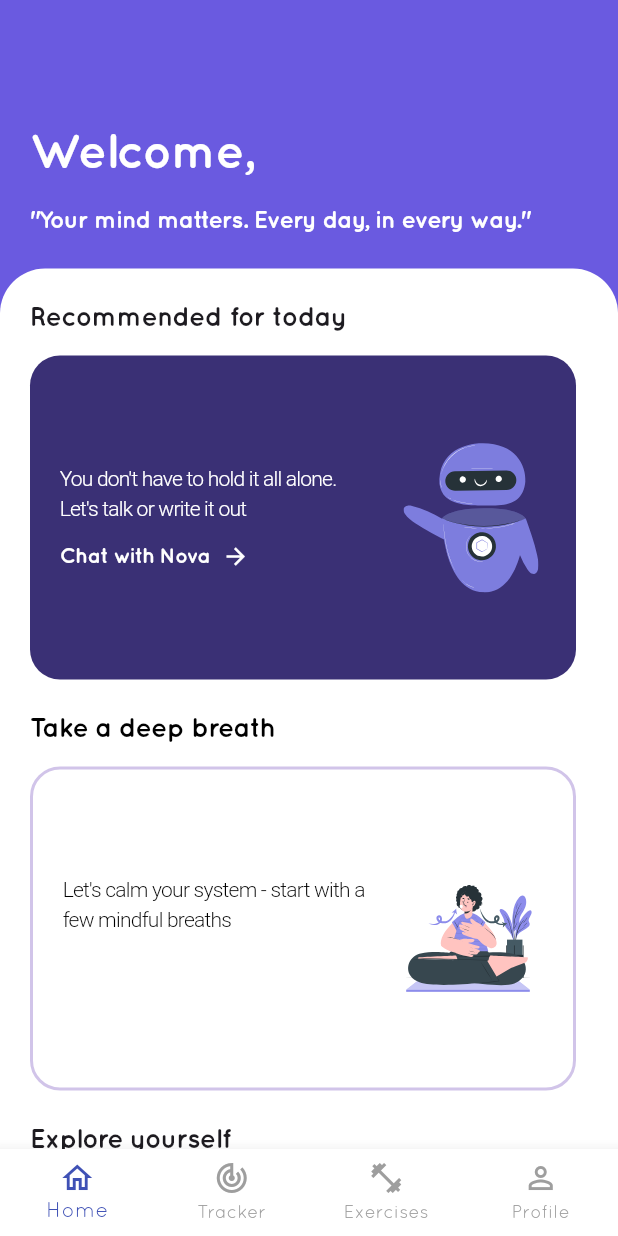
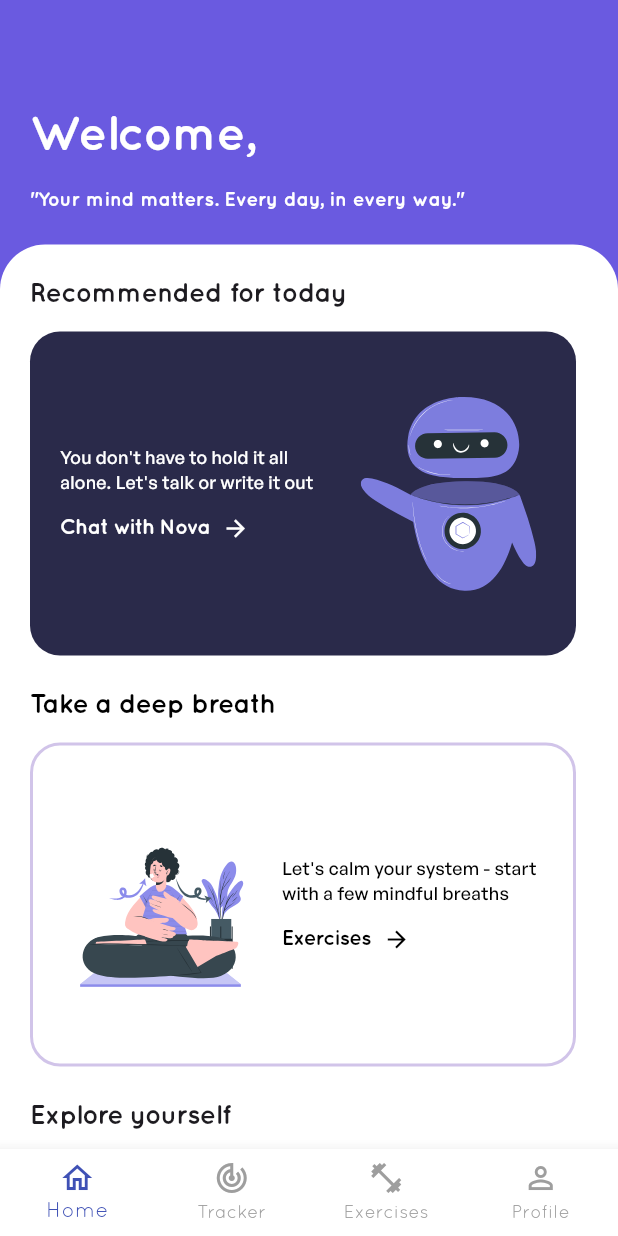
Before and after one commit to saifahmeddd/Moodie, a Flutter app: the HomePage screen opened by its route, on a phone screen of 412 x 824 dp. Run offline on Flutter 3.47's test engine with Material 3 defaults, Android fonts, the phone set to English and light mode, and no system bars; our stand-ins replace cloud_firestore, firebase_auth, firebase_core, flutter_dotenv, flutter_svg; missing offline and left inert: gif_view; accounts and stored records are empty; project files that could hold a hidden picture were left out.

Commit message:
fix home page svgs + fonts

```diff
--- a/lib/screens/home_page.dart
+++ b/lib/screens/home_page.dart
@@ -125,6 +125,12 @@ class _HomeScreenContentState extends State<HomeScreenContent> {
     required TextStyle textStyle,
     BoxBorder? border,
   }) {
+    final bool isBreathingTile =
+        label == 'Exercises' && svgPath == 'assets/images/meditation.svg';
+    final bool isJournalingTile =
+        label == 'Journaling' && svgPath == 'assets/images/writing.svg';
+    final bool isPromptsTile =
+        label == 'Prompts' && svgPath == 'assets/images/prompt.svg';
     return SizedBox(
       width: 364,
       height: 236,
@@ -138,8 +144,12 @@ class _HomeScreenContentState extends State<HomeScreenContent> {
           ),
           padding: const EdgeInsets.all(20.0),
           margin: const EdgeInsets.only(bottom: 20),
-          child: Row(
+          child:
+              isBreathingTile
+                  ? Row(
                     children: [
+                      SvgPicture.asset(svgPath, height: 130, width: 130),
+                      const SizedBox(width: 16),
                       Expanded(
                         child: Column(
                           crossAxisAlignment: CrossAxisAlignment.start,
@@ -153,7 +163,7 @@ class _HomeScreenContentState extends State<HomeScreenContent> {
                                   label,
                                   style: const TextStyle(
                                     fontWeight: FontWeight.bold,
-                            color: Colors.white,
+                                    color: Colors.black,
                                     fontSize: 14,
                                     letterSpacing: -0.5,
                                   ),
@@ -161,7 +171,82 @@ class _HomeScreenContentState extends State<HomeScreenContent> {
                                 const SizedBox(width: 8),
                                 const Icon(
                                   Icons.arrow_forward,
-                          color: Colors.white,
+                                  color: Colors.black,
+                                  size: 18,
+                                ),
+                              ],
+                            ),
+                          ],
+                        ),
+                      ),
+                    ],
+                  )
+                  : isPromptsTile
+                  ? Row(
+                    children: [
+                      SvgPicture.asset(svgPath, height: 130, width: 130),
+                      const SizedBox(width: 16),
+                      Expanded(
+                        child: Column(
+                          crossAxisAlignment: CrossAxisAlignment.start,
+                          mainAxisAlignment: MainAxisAlignment.center,
+                          children: [
+                            Text(text, style: textStyle),
+                            const SizedBox(height: 12),
+                            Row(
+                              children: [
+                                Text(
+                                  label,
+                                  style: const TextStyle(
+                                    fontWeight: FontWeight.bold,
+                                    color: Colors.black,
+                                    fontSize: 14,
+                                    letterSpacing: -0.5,
+                                  ),
+                                ),
+                                const SizedBox(width: 8),
+                                const Icon(
+                                  Icons.arrow_forward,
+                                  color: Colors.black,
+                                  size: 18,
+                                ),
+                              ],
+                            ),
+                          ],
+                        ),
+                      ),
+                    ],
+                  )
+                  : Row(
+                    children: [
+                      Expanded(
+                        child: Column(
+                          crossAxisAlignment: CrossAxisAlignment.start,
+                          mainAxisAlignment: MainAxisAlignment.center,
+                          children: [
+                            Text(text, style: textStyle),
+                            const SizedBox(height: 12),
+                            Row(
+                              children: [
+                                Text(
+                                  label,
+                                  style: TextStyle(
+                                    fontWeight: FontWeight.bold,
+                                    color:
+                                        isJournalingTile
+                                            ? Colors.black
+                                            : Colors.white,
+                                    fontSize: 14,
+                                    letterSpacing: -0.5,
+                                  ),
+                                ),
+                                const SizedBox(width: 8),
+                                Icon(
+                                  Icons.arrow_forward,
+                                  color:
+                                      isJournalingTile
+                                          ? Colors.black
+                                          : Colors.white,
                                   size: 18,
                                 ),
                               ],
@@ -170,7 +255,11 @@ class _HomeScreenContentState extends State<HomeScreenContent> {
                         ),
                       ),
                       const SizedBox(width: 16),
-              SvgPicture.asset(svgPath, height: 100, width: 100),
+                      SvgPicture.asset(
+                        svgPath,
+                        height: isJournalingTile ? 150 : 130,
+                        width: isJournalingTile ? 150 : 130,
+                      ),
                     ],
                   ),
         ),
@@ -202,24 +291,24 @@ class _HomeScreenContentState extends State<HomeScreenContent> {
             child: Column(
               crossAxisAlignment: CrossAxisAlignment.start,
               children: [
-                const SizedBox(height: 20),
+                const SizedBox(height: 8),
                 Text(
                   'Welcome, ${_userName ?? 'User'}',
                   style: const TextStyle(
                     fontSize: 32,
                     fontWeight: FontWeight.bold,
                     color: Colors.white,
-                    letterSpacing: -0.8,
+                    letterSpacing: -0.7,
                   ),
                 ),
                 const SizedBox(height: 10),
                 const Text(
                   '"Your mind matters. Every day, in every way."',
                   style: TextStyle(
-                    fontSize: 16,
+                    fontSize: 13,
                     color: Colors.white,
                     fontWeight: FontWeight.bold,
-                    letterSpacing: -0.5,
+                    letterSpacing: 0,
                   ),
                 ),
               ],
@@ -258,12 +347,13 @@ class _HomeScreenContentState extends State<HomeScreenContent> {
                     label: 'Chat with Nova',
                     svgPath: 'assets/images/robot.svg',
                     onTap: () => Navigator.pushNamed(context, '/chatbot'),
-                    color: const Color(0xFF3A3075),
+                    color: const Color(0xFF2A2A4A),
                     textStyle: const TextStyle(
-                      fontSize: 14,
-                      fontFamily: '.SF Pro Text',
-                      fontWeight: FontWeight.w300,
-                      letterSpacing: -0.5,
+                      fontSize: 12,
+                      fontFamily: 'General Sans',
+                      fontWeight: FontWeight.w500,
+                      fontStyle: FontStyle.normal,
+                      letterSpacing: 0.2,
                       color: Colors.white,
                     ),
                   ),
@@ -271,7 +361,7 @@ class _HomeScreenContentState extends State<HomeScreenContent> {
                     'Take a deep breath',
                     style: TextStyle(
                       fontSize: 18,
-                      fontWeight: FontWeight.bold,
+                      fontWeight: FontWeight.w600,
                       letterSpacing: -0.5,
                       color: Colors.black,
                     ),
@@ -291,10 +381,10 @@ class _HomeScreenContentState extends State<HomeScreenContent> {
                         ),
                     color: Colors.white,
                     textStyle: const TextStyle(
-                      fontSize: 14,
-                      fontFamily: '.SF Pro Text',
-                      fontWeight: FontWeight.w300,
-                      letterSpacing: -0.5,
+                      fontSize: 12,
+                      fontFamily: 'General Sans',
+                      fontWeight: FontWeight.w500,
+                      letterSpacing: 0.2,
                       color: Colors.black,
                     ),
                     border: Border.all(
@@ -319,10 +409,11 @@ class _HomeScreenContentState extends State<HomeScreenContent> {
                     onTap: () => Navigator.pushNamed(context, '/journaling'),
                     color: const Color.fromRGBO(229, 229, 248, 1),
                     textStyle: const TextStyle(
-                      fontSize: 14,
-                      fontFamily: '.SF Pro Text',
-                      fontWeight: FontWeight.w300,
-                      letterSpacing: -0.5,
+                      fontSize: 12,
+                      fontFamily: 'General Sans',
+                      fontWeight: FontWeight.w500,
+                      letterSpacing: 0.2,
+                      color: Colors.black,
                     ),
                   ),
                   const Text(
@@ -342,10 +433,10 @@ class _HomeScreenContentState extends State<HomeScreenContent> {
                     onTap: () => Navigator.pushNamed(context, '/prompts'),
                     color: const Color.fromARGB(255, 255, 255, 255),
                     textStyle: const TextStyle(
-                      fontSize: 14,
-                      fontFamily: '.SF Pro Text',
-                      fontWeight: FontWeight.w300,
-                      letterSpacing: -0.5,
+                      fontSize: 12,
+                      fontFamily: 'General Sans',
+                      fontWeight: FontWeight.w500,
+                      letterSpacing: 0.2,
                       color: Colors.black,
                     ),
                     border: Border.all(
@@ -370,10 +461,10 @@ class _HomeScreenContentState extends State<HomeScreenContent> {
                     onTap: () => Navigator.pushNamed(context, '/mood'),
                     color: const Color.fromRGBO(229, 229, 248, 1),
                     textStyle: const TextStyle(
-                      fontSize: 14,
-                      fontFamily: '.SF Pro Text',
-                      fontWeight: FontWeight.w300,
-                      letterSpacing: -0.5,
+                      fontSize: 12,
+                      fontFamily: 'General Sans',
+                      fontWeight: FontWeight.w500,
+                      letterSpacing: 0.2,
                     ),
                   ),
                 ],
```
Lines whose indentation alone changed are shown as unchanged.
